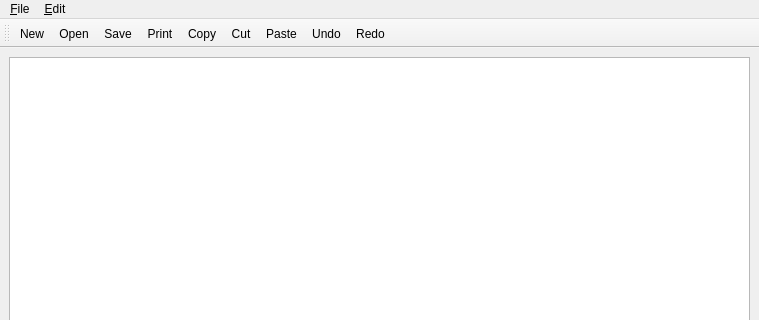
First picture: the form in interface.ui, repository spenneps/pyqt-simple-notepad, before the edit; both pictures show x 0 to 759 and y 0 to 320 of the 759 by 599 pixel window.
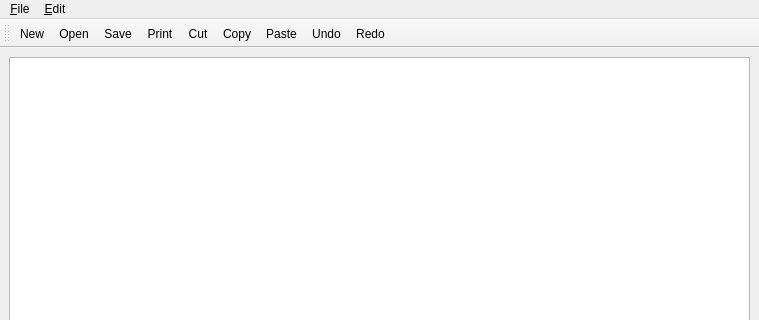
Second picture: the form after the edit. Icons and pictures are not drawn.

```diff
--- a/interface.ui
+++ b/interface.ui
@@ -83,8 +83,8 @@
    <addaction name="file_open"/>
    <addaction name="file_save"/>
    <addaction name="file_print"/>
-   <addaction name="edit_copy"/>
    <addaction name="edit_cut"/>
+   <addaction name="edit_copy"/>
    <addaction name="edit_paste"/>
    <addaction name="edit_undo"/>
    <addaction name="edit_redo"/>
```
Left out of the diff: 36 changed lines with no effect on the pictures.
